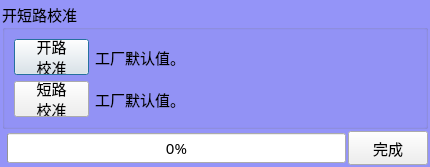
Before: the Qt Designer form AnalysisMode/wk4300Calibration.ui in caicaiking/WKEFactoryView2014, drawn with Qt 5.
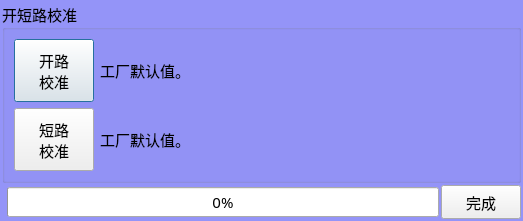
After: the same form once the commit is applied.

```diff
--- a/AnalysisMode/wk4300Calibration.ui
+++ b/AnalysisMode/wk4300Calibration.ui
@@ -6,8 +6,8 @@
    <rect>
     <x>0</x>
     <y>0</y>
-    <width>430</width>
-    <height>157</height>
+    <width>523</width>
+    <height>221</height>
    </rect>
   </property>
   <property name="font">
@@ -71,7 +71,7 @@
      </property>
      <layout class="QVBoxLayout" name="verticalLayout_2">
       <item>
-       <layout class="QHBoxLayout" name="horizontalLayout_2">
+       <layout class="QHBoxLayout" name="horizontalLayout_2" stretch="0,10">
         <item>
          <widget class="QPushButton" name="btnOpen">
           <property name="minimumSize">
@@ -82,8 +82,8 @@
           </property>
           <property name="maximumSize">
            <size>
-            <width>75</width>
-            <height>36</height>
+            <width>1111</width>
+            <height>1111</height>
            </size>
           </property>
           <property name="font">
@@ -114,7 +114,7 @@
        </layout>
       </item>
       <item>
-       <layout class="QHBoxLayout" name="horizontalLayout_3">
+       <layout class="QHBoxLayout" name="horizontalLayout_3" stretch="0,10">
         <item>
          <widget class="QPushButton" name="btnShort">
           <property name="minimumSize">
@@ -125,8 +125,8 @@
           </property>
           <property name="maximumSize">
            <size>
-            <width>75</width>
-            <height>36</height>
+            <width>1111</width>
+            <height>1111</height>
            </size>
           </property>
           <property name="font">
```
